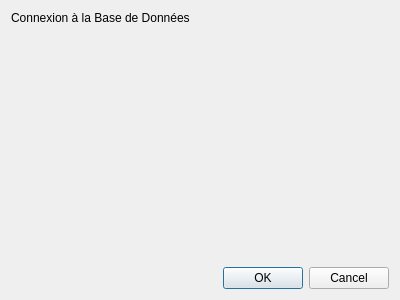
This is InfoDynamiqueQt/Vues/vueconnexion.ui in AlexandreGirardin/ProjetAnalyse as Qt 5 draws it before an edit. The edited form follows.
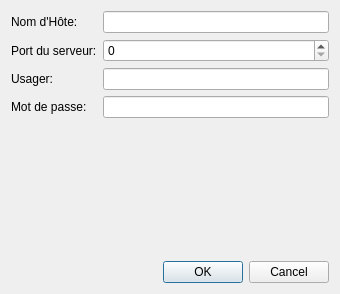
This is the edited form.

Commit message: ajout de la page de connexion

Diff of the .ui file:
```diff
--- a/InfoDynamiqueQt/Vues/vueconnexion.ui
+++ b/InfoDynamiqueQt/Vues/vueconnexion.ui
@@ -6,8 +6,8 @@
    <rect>
     <x>0</x>
     <y>0</y>
-    <width>400</width>
-    <height>300</height>
+    <width>340</width>
+    <height>294</height>
    </rect>
   </property>
   <property name="windowTitle">
@@ -16,13 +16,50 @@
   <layout class="QVBoxLayout" name="verticalLayout">
    <item>
     <layout class="QFormLayout" name="formLayout">
+     <item row="1" column="0">
+      <widget class="QLabel" name="etiquettePort">
+       <property name="text">
+        <string>Port du serveur:</string>
+       </property>
+      </widget>
+     </item>
+     <item row="3" column="0">
+      <widget class="QLabel" name="etiquetteMDP">
+       <property name="text">
+        <string>Mot de passe:</string>
+       </property>
+      </widget>
+     </item>
      <item row="0" column="0">
       <widget class="QLabel" name="etiquetteTitre">
        <property name="text">
-        <string>&lt;html&gt;&lt;head/&gt;&lt;body&gt;&lt;p&gt;Connexion à la Base de Données&lt;/p&gt;&lt;/body&gt;&lt;/html&gt;</string>
+        <string>Nom d'Hôte:</string>
        </property>
       </widget>
      </item>
+     <item row="2" column="0">
+      <widget class="QLabel" name="etiquetteUsager">
+       <property name="text">
+        <string>Usager:</string>
+       </property>
+      </widget>
+     </item>
+     <item row="0" column="1">
+      <widget class="QLineEdit" name="champHote"/>
+     </item>
+     <item row="1" column="1">
+      <widget class="QSpinBox" name="champPort">
+       <property name="maximum">
+        <number>65535</number>
+       </property>
+      </widget>
+     </item>
+     <item row="2" column="1">
+      <widget class="QLineEdit" name="champUsager"/>
+     </item>
+     <item row="3" column="1">
+      <widget class="QLineEdit" name="champMDP"/>
+     </item>
     </layout>
    </item>
    <item>
```
Left out of the diff: 2 changed lines with no effect on the pictures. The commit also changes 9 other files.
